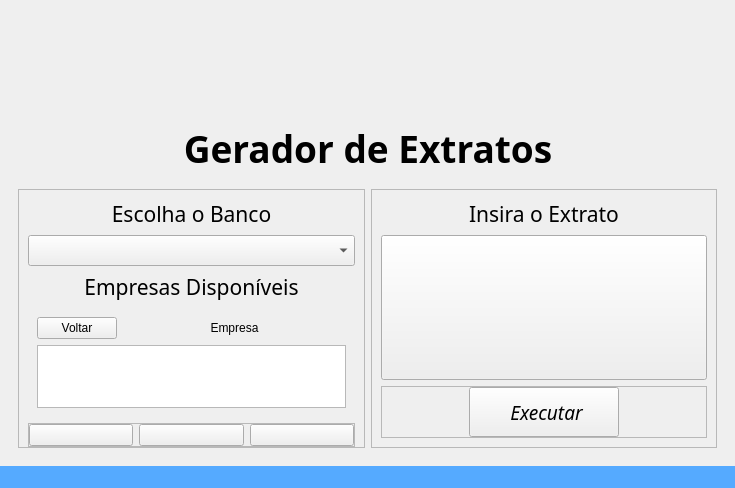
Before: the Qt Designer form code/src/ui/window_extratos.ui in DeltaPrice-Pedro/Extrato_Auto, drawn with Qt 5.
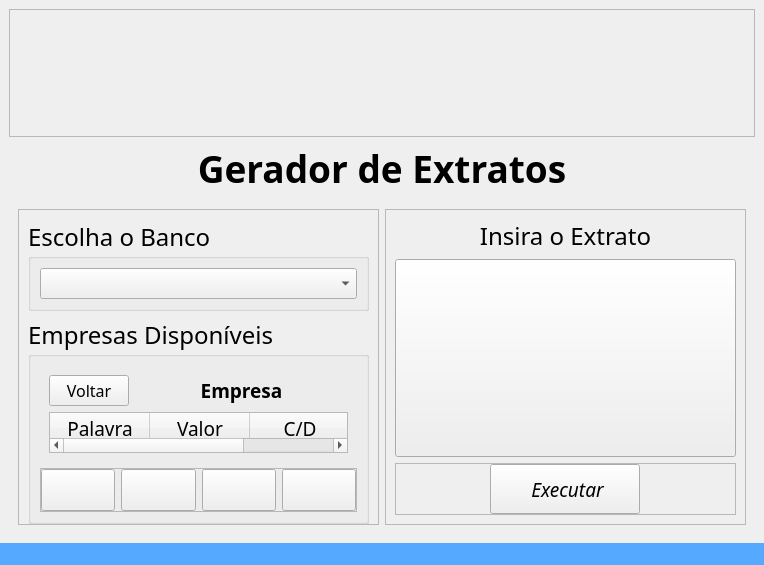
After: the same form once the commit is applied. The open tabs and pages were chosen to show the change. Icons and pictures are not drawn.

Commit message: interface updt 2

Diff of the .ui file:
```diff
--- a/code/src/ui/window_extratos.ui
+++ b/code/src/ui/window_extratos.ui
@@ -6,14 +6,14 @@
    <rect>
     <x>0</x>
     <y>0</y>
-    <width>735</width>
-    <height>488</height>
+    <width>764</width>
+    <height>565</height>
    </rect>
   </property>
   <property name="minimumSize">
    <size>
-    <width>693</width>
-    <height>488</height>
+    <width>764</width>
+    <height>565</height>
    </size>
   </property>
   <property name="windowTitle">
@@ -23,8 +23,34 @@
    <layout class="QGridLayout" name="gridLayout_3">
     <item row="0" column="0">
      <layout class="QGridLayout" name="gridLayout_5">
+      <item row="1" column="0">
+       <widget class="QLabel" name="label_titulo">
+        <property name="font">
+         <font>
+          <family>Bahnschrift</family>
+          <pointsize>28</pointsize>
+          <bold>true</bold>
+         </font>
+        </property>
+        <property name="text">
+         <string>Gerador de Extratos</string>
+        </property>
+        <property name="alignment">
+         <set>Qt::AlignmentFlag::AlignCenter</set>
+        </property>
+       </widget>
+      </item>
       <item row="0" column="0">
-       <spacer name="horizontalSpacer_7">
+       <widget class="QFrame" name="frame_6">
+        <property name="frameShape">
+         <enum>QFrame::Shape::StyledPanel</enum>
+        </property>
+        <property name="frameShadow">
+         <enum>QFrame::Shadow::Raised</enum>
+        </property>
+        <layout class="QHBoxLayout" name="horizontalLayout_5">
+         <item>
+          <spacer name="horizontalSpacer_5">
         <property name="orientation">
          <enum>Qt::Orientation::Horizontal</enum>
         </property>
@@ -36,10 +62,10 @@
         </property>
        </spacer>
       </item>
-      <item row="0" column="1">
+         <item>
        <widget class="QLabel" name="logo_hori">
         <property name="sizePolicy">
-         <sizepolicy hsizetype="Preferred" vsizetype="Minimum">
+            <sizepolicy hsizetype="Maximum" vsizetype="Maximum">
           <horstretch>0</horstretch>
           <verstretch>0</verstretch>
          </sizepolicy>
@@ -50,9 +76,6 @@
           <height>108</height>
          </size>
         </property>
-        <property name="text">
-         <string/>
-        </property>
         <property name="pixmap">
          <pixmap>../imgs/extrato_horizontal.png</pixmap>
         </property>
@@ -64,25 +87,8 @@
         </property>
        </widget>
       </item>
-      <item row="1" column="1">
-       <widget class="QLabel" name="label_titulo">
-        <property name="font">
-         <font>
-          <family>Bahnschrift</family>
-          <pointsize>28</pointsize>
-          <bold>true</bold>
-         </font>
-        </property>
-        <property name="text">
-         <string>Gerador de Extratos</string>
-        </property>
-        <property name="alignment">
-         <set>Qt::AlignmentFlag::AlignCenter</set>
-        </property>
-       </widget>
-      </item>
-      <item row="0" column="2">
-       <spacer name="horizontalSpacer_8">
+         <item>
+          <spacer name="horizontalSpacer_6">
         <property name="orientation">
          <enum>Qt::Orientation::Horizontal</enum>
         </property>
@@ -93,6 +99,9 @@
          </size>
         </property>
        </spacer>
+         </item>
+        </layout>
+       </widget>
       </item>
      </layout>
     </item>
@@ -118,28 +127,17 @@
               <number>0</number>
              </property>
              <item>
-              <widget class="QLabel" name="label_banco">
-               <property name="sizePolicy">
-                <sizepolicy hsizetype="Preferred" vsizetype="Maximum">
-                 <horstretch>0</horstretch>
-                 <verstretch>0</verstretch>
-                </sizepolicy>
-               </property>
+              <widget class="QGroupBox" name="groupBox">
                <property name="font">
                 <font>
                  <family>Bahnschrift</family>
-                 <pointsize>16</pointsize>
-                 <bold>false</bold>
+                 <pointsize>18</pointsize>
                 </font>
                </property>
-               <property name="text">
+               <property name="title">
                 <string>Escolha o Banco</string>
                </property>
-               <property name="alignment">
-                <set>Qt::AlignmentFlag::AlignCenter</set>
-               </property>
-              </widget>
-             </item>
+               <layout class="QVBoxLayout" name="verticalLayout_4">
              <item>
               <widget class="QComboBox" name="comboBox">
                <property name="sizePolicy">
@@ -157,6 +155,9 @@
                </property>
               </widget>
              </item>
+               </layout>
+              </widget>
+             </item>
              <item>
               <spacer name="verticalSpacer_2">
                <property name="orientation">
@@ -174,28 +175,17 @@
               </spacer>
              </item>
              <item>
-              <widget class="QLabel" name="label_empresa">
-               <property name="sizePolicy">
-                <sizepolicy hsizetype="Preferred" vsizetype="Maximum">
-                 <horstretch>0</horstretch>
-                 <verstretch>0</verstretch>
-                </sizepolicy>
-               </property>
+              <widget class="QGroupBox" name="groupBox_2">
                <property name="font">
                 <font>
                  <family>Bahnschrift</family>
-                 <pointsize>16</pointsize>
-                 <bold>false</bold>
+                 <pointsize>18</pointsize>
                 </font>
                </property>
-               <property name="text">
+               <property name="title">
                 <string>Empresas Disponíveis</string>
                </property>
-               <property name="alignment">
-                <set>Qt::AlignmentFlag::AlignCenter</set>
-               </property>
-              </widget>
-             </item>
+               <layout class="QVBoxLayout" name="verticalLayout_5">
              <item>
               <widget class="QStackedWidget" name="stackedWidget_2">
                <property name="sizePolicy">
@@ -234,8 +224,8 @@
                      <rect>
                       <x>0</x>
                       <y>0</y>
-                      <width>306</width>
-                      <height>87</height>
+                         <width>300</width>
+                         <height>110</height>
                      </rect>
                     </property>
                     <property name="sizePolicy">
@@ -272,8 +262,74 @@
                </widget>
                <widget class="QWidget" name="page_4">
                 <layout class="QGridLayout" name="gridLayout_6">
+                    <item row="0" column="1">
+                     <widget class="QLabel" name="label">
+                      <property name="font">
+                       <font>
+                        <family>Bahnschrift</family>
+                        <pointsize>14</pointsize>
+                        <bold>true</bold>
+                       </font>
+                      </property>
+                      <property name="text">
+                       <string>Empresa</string>
+                      </property>
+                      <property name="alignment">
+                       <set>Qt::AlignmentFlag::AlignCenter</set>
+                      </property>
+                     </widget>
+                    </item>
                  <item row="3" column="0" colspan="2">
-                  <widget class="QTableWidget" name="tableWidget"/>
+                     <widget class="QTableWidget" name="tableWidget">
+                      <property name="font">
+                       <font>
+                        <family>Bahnschrift</family>
+                        <pointsize>12</pointsize>
+                       </font>
+                      </property>
+                      <property name="alternatingRowColors">
+                       <bool>true</bool>
+                      </property>
+                      <property name="sortingEnabled">
+                       <bool>true</bool>
+                      </property>
+                      <column>
+                       <property name="text">
+                        <string>Palavra</string>
+                       </property>
+                       <property name="font">
+                        <font>
+                         <family>Bahnschrift</family>
+                         <pointsize>14</pointsize>
+                         <fontweight>Light</fontweight>
+                        </font>
+                       </property>
+                      </column>
+                      <column>
+                       <property name="text">
+                        <string>Valor</string>
+                       </property>
+                       <property name="font">
+                        <font>
+                         <family>Bahnschrift</family>
+                         <pointsize>14</pointsize>
+                         <fontweight>Light</fontweight>
+                        </font>
+                       </property>
+                      </column>
+                      <column>
+                       <property name="text">
+                        <string>C/D</string>
+                       </property>
+                       <property name="font">
+                        <font>
+                         <family>Bahnschrift</family>
+                         <pointsize>14</pointsize>
+                         <fontweight>Light</fontweight>
+                        </font>
+                       </property>
+                      </column>
+                     </widget>
                  </item>
                  <item row="0" column="0">
                   <widget class="QPushButton" name="pushButton">
@@ -283,6 +339,13 @@
                      <verstretch>0</verstretch>
                     </sizepolicy>
                    </property>
+                      <property name="font">
+                       <font>
+                        <family>Bahnschrift</family>
+                        <pointsize>12</pointsize>
+                        <fontweight>ExtraLight</fontweight>
+                       </font>
+                      </property>
                    <property name="text">
                     <string>Voltar</string>
                    </property>
@@ -291,16 +354,6 @@
                    </property>
                   </widget>
                  </item>
-                 <item row="0" column="1">
-                  <widget class="QLabel" name="label">
-                   <property name="text">
-                    <string>Empresa</string>
-                   </property>
-                   <property name="alignment">
-                    <set>Qt::AlignmentFlag::AlignCenter</set>
-                   </property>
-                  </widget>
-                 </item>
                 </layout>
                </widget>
               </widget>
@@ -350,6 +403,12 @@
                   <property name="icon">
                    <iconset theme="QIcon::ThemeIcon::ListRemove"/>
                   </property>
+                     <property name="iconSize">
+                      <size>
+                       <width>20</width>
+                       <height>20</height>
+                      </size>
+                     </property>
                  </widget>
                 </item>
                 <item>
@@ -360,6 +419,28 @@
                   <property name="icon">
                    <iconset theme="QIcon::ThemeIcon::MailMessageNew"/>
                   </property>
+                     <property name="iconSize">
+                      <size>
+                       <width>20</width>
+                       <height>20</height>
+                      </size>
+                     </property>
+                    </widget>
+                   </item>
+                   <item>
+                    <widget class="QPushButton" name="pushButton_save">
+                     <property name="icon">
+                      <iconset theme="QIcon::ThemeIcon::DocumentSave"/>
+                     </property>
+                     <property name="iconSize">
+                      <size>
+                       <width>20</width>
+                       <height>20</height>
+                      </size>
+                     </property>
+                    </widget>
+                   </item>
+                  </layout>
                  </widget>
                 </item>
                </layout>
@@ -388,7 +469,7 @@
                <property name="font">
                 <font>
                  <family>Bahnschrift</family>
-                 <pointsize>16</pointsize>
+                 <pointsize>18</pointsize>
                  <bold>false</bold>
                 </font>
                </property>
@@ -610,7 +691,7 @@
     <rect>
      <x>0</x>
      <y>0</y>
-     <width>735</width>
+     <width>764</width>
      <height>22</height>
     </rect>
    </property>
```
Lines whose indentation alone changed are shown as unchanged. The commit also changes 2 other files.
